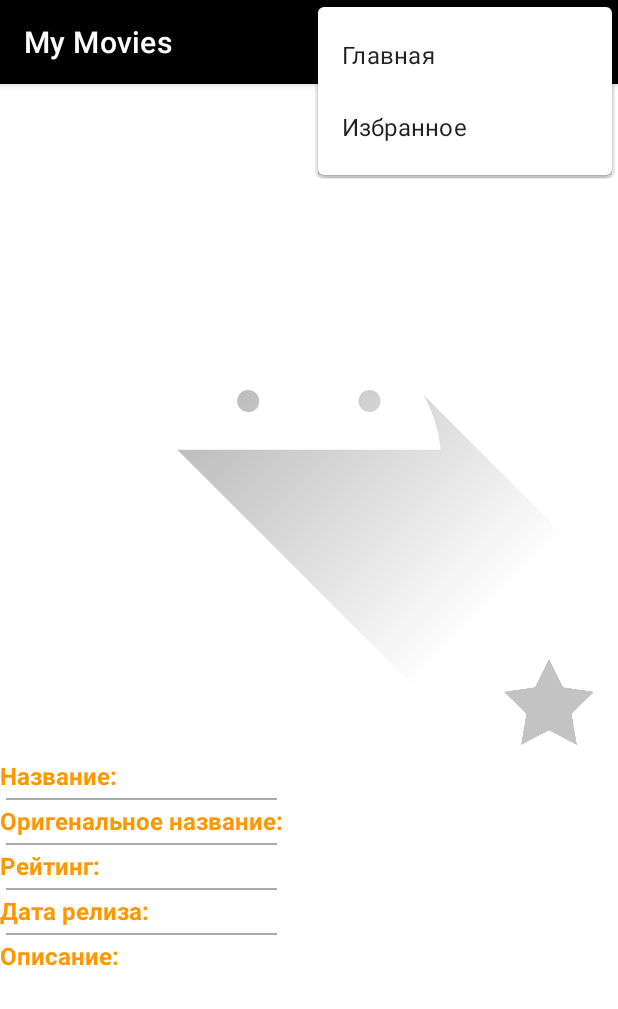
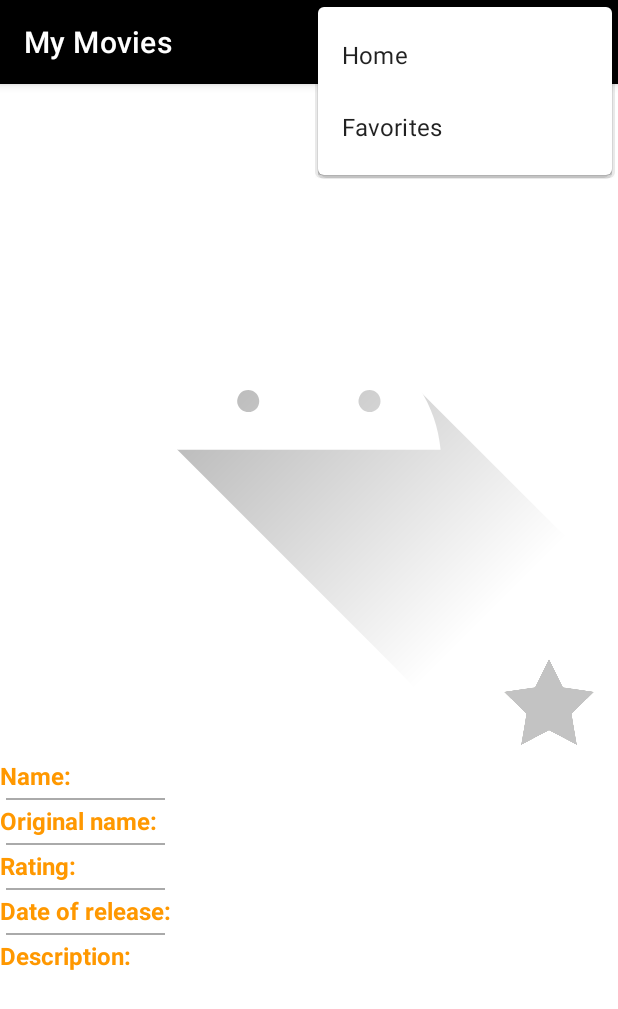
Before and after one commit to Nikolay1410/MyMovies, an Android app: the DetailActivity screen opened directly, with no data from a screen before it, with the options menu open, on a phone screen of 412 x 824 dp. Shown: the top 1009 px of the screen. Run offline under Robolectric (Android 15) with nearby library versions, the phone set to English and light mode, and no system bars; our stand-ins replace Picasso, Room's generated code; pictures from the network do not load; 9 statements that could not run were skipped.

Commit message:
Version: 1.1 Added localization

```diff
--- a/app/src/main/res/values-night/themes.xml
+++ b/app/src/main/res/values-night/themes.xml
@@ -1,4 +1,4 @@
-<resources xmlns:tools="http://schemas.android.com/tools">
+<resources>
     <!-- Base application theme. -->
     <style name="Theme.MyMovies" parent="Theme.MaterialComponents.DayNight.DarkActionBar">
         <!-- Primary brand color. -->
@@ -10,7 +10,7 @@
         <item name="colorSecondaryVariant">@color/teal_200</item>
         <item name="colorOnSecondary">@color/black</item>
         <!-- Status bar color. -->
-        <item name="android:statusBarColor" tools:targetApi="l">?attr/colorPrimaryVariant</item>
+        <item name="android:statusBarColor" >?attr/colorPrimaryVariant</item>
         <!-- Customize your theme here. -->
     </style>
 </resources>
--- a/app/src/main/res/values/strings.xml
+++ b/app/src/main/res/values/strings.xml
@@ -1,16 +1,16 @@
 <resources>
     <string name="app_name">My Movies</string>
-    <string name="poster_of_movie">Постер к фильму</string>
-    <string name="most_popular">Самые популярные</string>
-    <string name="top_rated">Наиболее рейтинговые</string>
-    <string name="item_main">Главная</string>
-    <string name="item_favourite">Избранное</string>
-    <string name="play_of_trailer">Запустить трейлер</string>
-    <string name="description_poster_film">Постер фильма</string>
-    <string name="add_button">Добавить в избранное</string>
-    <string name="label_stile">Название:</string>
-    <string name="label_orig_title">Оригенальное название:</string>
-    <string name="label_style">Рейтинг:</string>
-    <string name="label_data">Дата релиза:</string>
-    <string name="label_description">Описание:</string>
+    <string name="poster_of_movie">Movie poster</string>
+    <string name="most_popular">Most Popular</string>
+    <string name="top_rated">Most rated</string>
+    <string name="item_main">Home</string>
+    <string name="item_favourite">Favorites</string>
+    <string name="play_of_trailer">Launch trailer</string>
+    <string name="description_poster_film">Movie poster</string>
+    <string name="add_button">Add to favorites</string>
+    <string name="label_stile">Name:</string>
+    <string name="label_orig_title">Original name:</string>
+    <string name="label_style">Rating:</string>
+    <string name="label_data">Date of release:</string>
+    <string name="label_description">Description:</string>
 </resources>
--- a/app/src/main/res/values/themes.xml
+++ b/app/src/main/res/values/themes.xml
@@ -1,4 +1,4 @@
-<resources xmlns:tools="http://schemas.android.com/tools">
+<resources>
     <!-- Base application theme. -->
     <style name="Theme.MyMovies" parent="Theme.MaterialComponents.DayNight.DarkActionBar">
         <!-- Primary brand color. -->
@@ -10,7 +10,7 @@
         <item name="colorSecondaryVariant">@color/teal_700</item>
         <item name="colorOnSecondary">@color/black</item>
         <!-- Status bar color. -->
-        <item name="android:statusBarColor" tools:targetApi="l">?attr/colorPrimaryVariant</item>
+        <item name="android:statusBarColor" >?attr/colorPrimaryVariant</item>
         <!-- Customize your theme here. -->
     </style>
 </resources>
```
Also changed, not shown: 1 other file.
